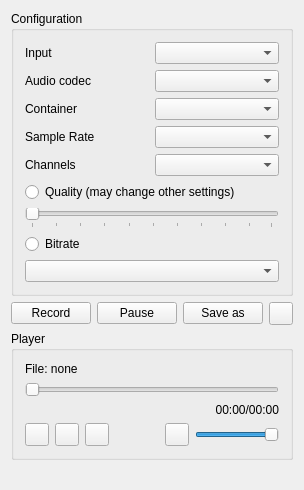
Above: InAudioRecorder/inaudiorecorder.ui from artudi54/InAudioRecorder before the change. Below: the same form after it.
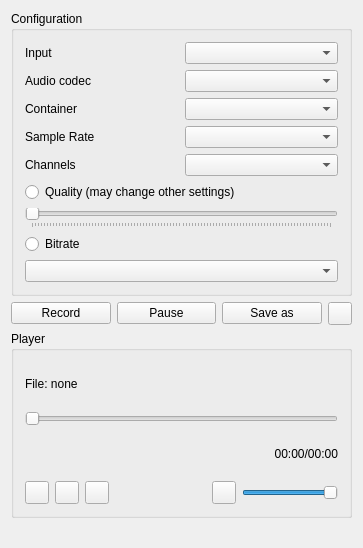
That is the form after the change.

```diff
--- a/InAudioRecorder/inaudiorecorder.ui
+++ b/InAudioRecorder/inaudiorecorder.ui
@@ -6,10 +6,22 @@
    <rect>
     <x>0</x>
     <y>0</y>
-    <width>288</width>
-    <height>465</height>
+    <width>363</width>
+    <height>548</height>
    </rect>
   </property>
+  <property name="minimumSize">
+   <size>
+    <width>363</width>
+    <height>548</height>
+   </size>
+  </property>
+  <property name="maximumSize">
+   <size>
+    <width>363</width>
+    <height>548</height>
+   </size>
+  </property>
   <property name="windowTitle">
    <string>InAudioRecorder</string>
   </property>
```
Left out of the diff: 6 changed lines with no effect on the pictures.
